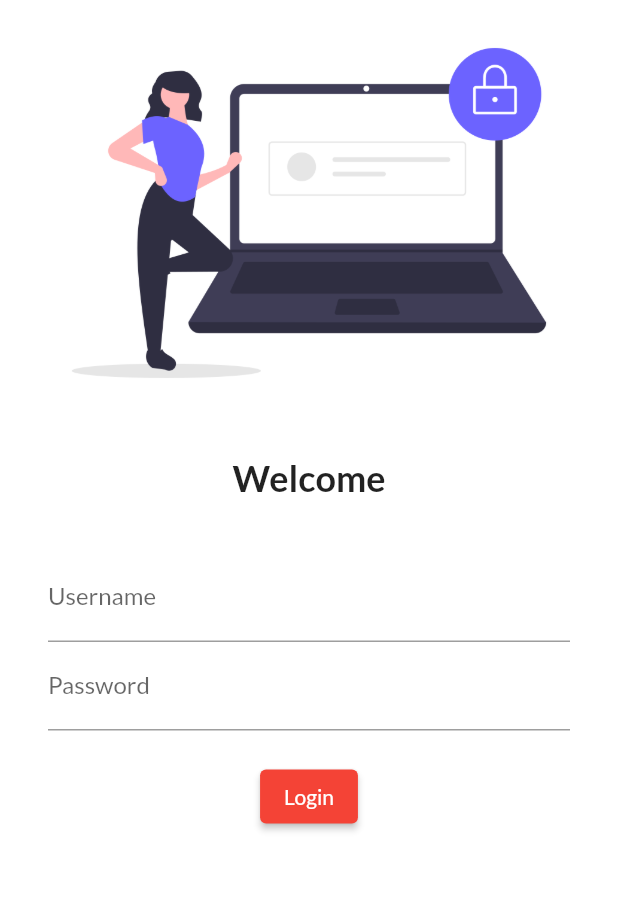
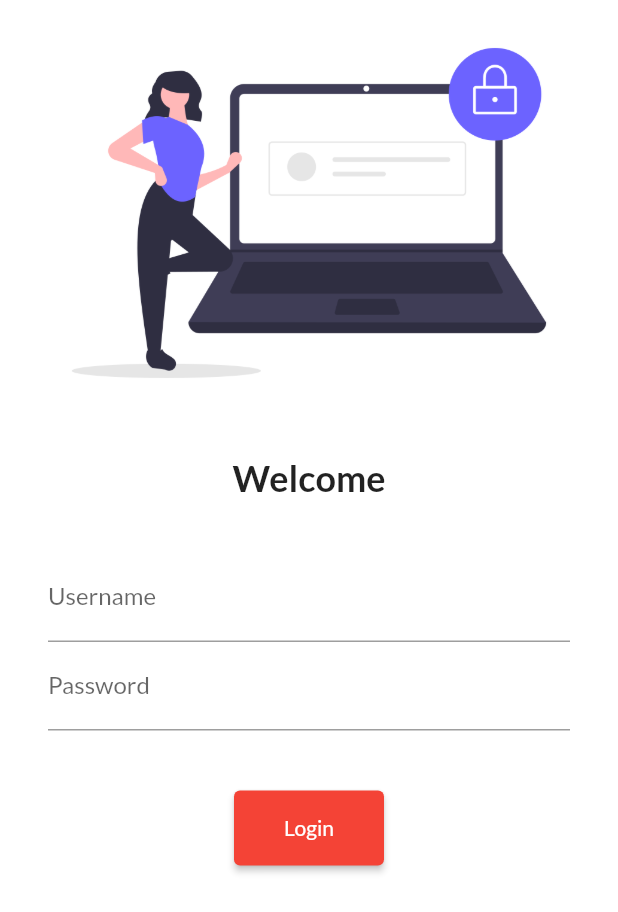
Before and after one commit to kunalnathinfotech/30Daysofflutter, a Flutter app: the screen it shows after launch, on a phone screen of 412 x 824 dp. Shown: the top 912 px of the screen. Run offline on Flutter 3.47's test engine with Material 2 defaults, Android fonts, the phone set to English and light mode, and no system bars; our stand-ins replace google_fonts.

Commit message:
Day 5 Completed

```diff
--- a/lib/main.dart
+++ b/lib/main.dart
@@ -1,5 +1,6 @@
 import 'package:coffee/pages/home_page.dart';
 import 'package:coffee/pages/login_page.dart';
+import 'package:coffee/utils/routes.dart';
 import 'package:flutter/material.dart';
 import 'package:google_fonts/google_fonts.dart';
 
@@ -19,10 +20,11 @@ class MyApp extends StatelessWidget {
         fontFamily: GoogleFonts.lato().fontFamily,
         primaryTextTheme: GoogleFonts.latoTextTheme(),
       ),
+      initialRoute: "/",
       routes: {
         "/": (context) => LoginPage(),
-        "/home": (context) => const HomePage(),
-        "login": (context) => LoginPage()
+        MyRoutes.homeRoute: (context) => const HomePage(),
+        MyRoutes.loginRoute: (context) => LoginPage()
       },
     );
   }
--- a/lib/pages/login_page.dart
+++ b/lib/pages/login_page.dart
@@ -1,3 +1,4 @@
+import 'package:coffee/utils/routes.dart';
 import 'package:flutter/material.dart';
 
 // ignore: must_be_immutable
@@ -9,6 +10,7 @@ class LoginPage extends StatelessWidget {
   Widget build(BuildContext context) {
     return Material(
         color: Colors.white,
+        child: SingleChildScrollView(
           child: Column(
             children: [
               Image.asset(
@@ -29,8 +31,8 @@ class LoginPage extends StatelessWidget {
                 height: 20.0,
               ),
               Padding(
-              padding:
-                  const EdgeInsets.symmetric(vertical: 16.0, horizontal: 32.0),
+                padding: const EdgeInsets.symmetric(
+                    vertical: 16.0, horizontal: 32.0),
                 child: Column(
                   children: [
                     TextFormField(
@@ -47,11 +49,14 @@ class LoginPage extends StatelessWidget {
                       ),
                     ),
                     const SizedBox(
-                    height: 20.0,
+                      height: 40.0,
                     ),
                     ElevatedButton(
+                      style: TextButton.styleFrom(
+                        minimumSize: const Size(100, 50),
+                      ),
                       onPressed: () {
-                      print("Hello Topper");
+                        Navigator.pushNamed(context, MyRoutes.homeRoute);
                       },
                       child: const Text("Login"),
                     )
@@ -59,6 +64,7 @@ class LoginPage extends StatelessWidget {
                 ),
               )
             ],
+          ),
         ));
   }
 }
--- /dev/null
+++ b/lib/utils/routes.dart
@@ -0,0 +1,4 @@
+class MyRoutes {
+  static String loginRoute = "/login";
+  static String homeRoute = "/home";
+}
```
Lines whose indentation alone changed are shown as unchanged.
